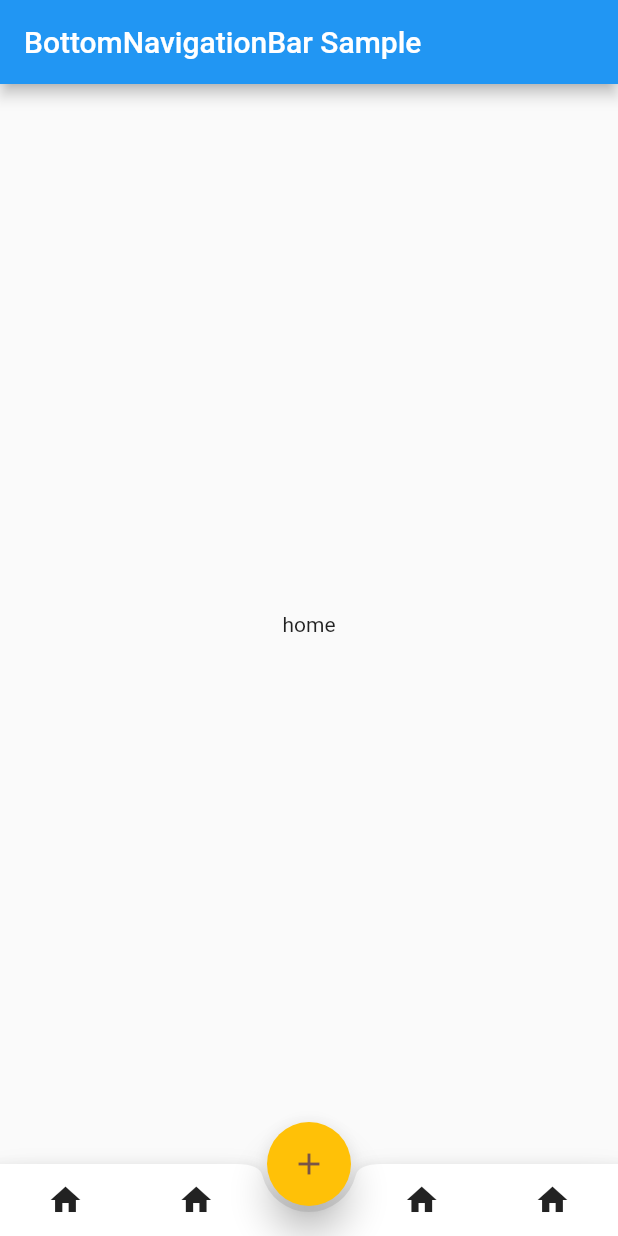
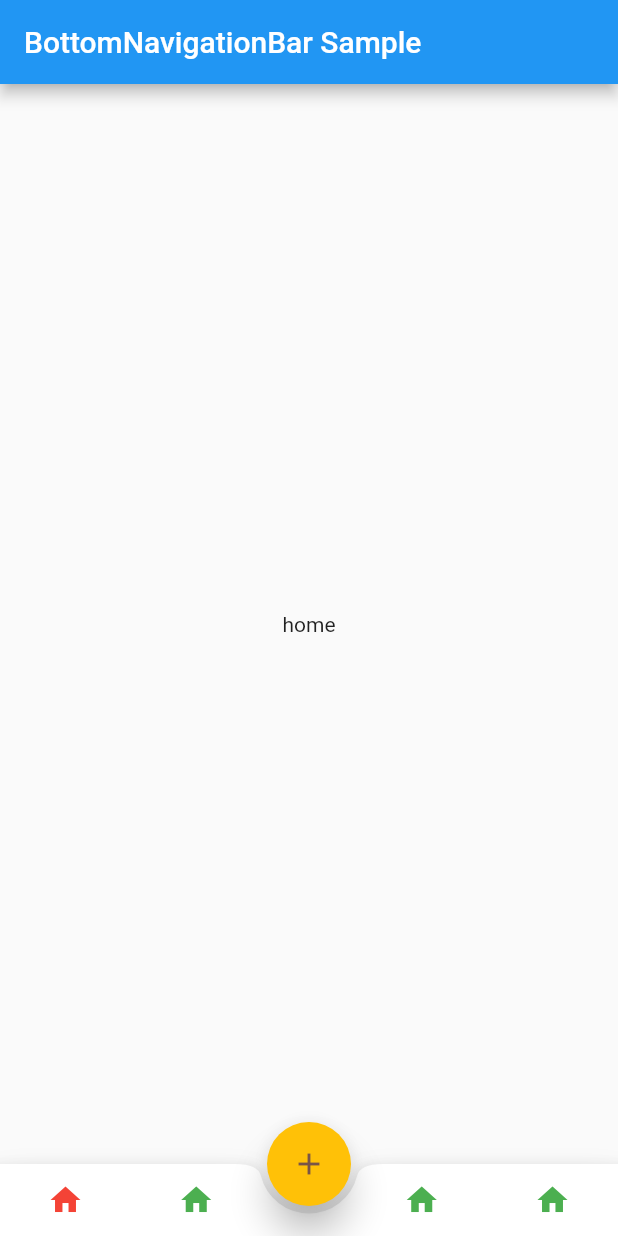
Before and after one commit to paulatalim/Iris, a Flutter app: the screen it shows after launch, item 2 of the bottom bar chosen, after a tap on the "home" icon, on a phone screen of 412 x 824 dp. Run offline on Flutter 3.47's test engine with Material 2 defaults, Android fonts, the phone set to English and light mode, and no system bars; our stand-ins replace font_awesome_flutter.

Commit message:
implementacao de mecanismo de cores

```diff
--- a/lib/main.dart
+++ b/lib/main.dart
@@ -34,6 +34,21 @@ class _HomeState extends State<Home> {
     const Center(child: Text('login'))
   ];
 
+  final Color _iconColorPressed = Colors.red;
+  final Color _iconColorNotPressed = Colors.green;
+
+  Color _iconColor1 = Colors.green;
+  Color _iconColor2 = Colors.green;
+  Color _iconColor3 = Colors.green;
+  Color _iconColor4 = Colors.green;
+
+  // final List<Color> _iconColor = [
+  //   Colors.green,
+  //   Colors.green,
+  //   Colors.green,
+  //   Colors.green
+  // ];
+
   @override
   Widget build(BuildContext context) {
     return Scaffold(
@@ -50,22 +65,33 @@ class _HomeState extends State<Home> {
         elevation: 10,
       ),
       bottomNavigationBar: BottomAppBar(
-          shape: CircularNotchedRectangle(),
+          notchMargin: 5.0,
+          shape: const CircularNotchedRectangle(),
           child: Row(
             mainAxisAlignment: MainAxisAlignment.spaceAround,
             children: [
               IconButton(
+                color: _iconColor1,
                 onPressed: () {
                   setState(() {
                     _currentIndex = 0;
+                    _iconColor1 = _iconColorPressed;
+                    _iconColor2 = _iconColorNotPressed;
+                    _iconColor3 = _iconColorNotPressed;
+                    _iconColor4 = _iconColorNotPressed;
                   });
                 },
                 icon: const Icon(Icons.home),
               ),
               IconButton(
+                color: _iconColor2,
                 onPressed: () {
                   setState(() {
                     _currentIndex = 1;
+                    _iconColor2 = _iconColorPressed;
+                    _iconColor1 = _iconColorNotPressed;
+                    _iconColor3 = _iconColorNotPressed;
+                    _iconColor4 = _iconColorNotPressed;
                   });
                 },
                 icon: const Icon(Icons.home),
@@ -77,53 +103,33 @@ class _HomeState extends State<Home> {
               ),
 
               IconButton(
+                color: _iconColor3,
                 onPressed: () {
                   setState(() {
                     _currentIndex = 2;
+                    _iconColor3 = _iconColorPressed;
+                    _iconColor1 = _iconColorNotPressed;
+                    _iconColor2 = _iconColorNotPressed;
+                    _iconColor4 = _iconColorNotPressed;
                   });
                 },
                 icon: const Icon(Icons.home),
               ),
               IconButton(
+                color: _iconColor4,
                 onPressed: () {
                   setState(() {
                     _currentIndex = 3;
+                    _iconColor4 = _iconColorPressed;
+                    _iconColor1 = _iconColorNotPressed;
+                    _iconColor2 = _iconColorNotPressed;
+                    _iconColor3 = _iconColorNotPressed;
                   });
                 },
                 icon: const Icon(Icons.home),
               ),
             ],
           )),
-      // bottomNavigationBar: BottomNavigationBar(
-      //   currentIndex: _currentIndex,
-      //   type: BottomNavigationBarType.fixed,
-      //   iconSize: 20,
-      //   items: const [
-      //     BottomNavigationBarItem(
-      //       // icon: Icon(Icons.business),
-      //       icon: Icon(FontAwesomeIcons.house),
-      //       label: 'Home',
-      //     ),
-      //     BottomNavigationBarItem(
-      //       icon: Icon(FontAwesomeIcons.computer),
-      //       label: 'Dispositivos',
-      //     ),
-      //     BottomNavigationBarItem(
-      //       icon: Icon(FontAwesomeIcons.house),
-      //       label: 'Dados',
-      //     ),
-      //     BottomNavigationBarItem(
-      //       icon: Icon(FontAwesomeIcons.lock),
-      //       label: 'Login',
-      //     ),
-      //   ],
-      //   onTap: (int index) {
-      //     setState(() {
-      //       _currentIndex = index;
-      //     });
-      //   },
-      //   selectedItemColor: Colors.amber[800],
-      // ),
     );
   }
 }
```
